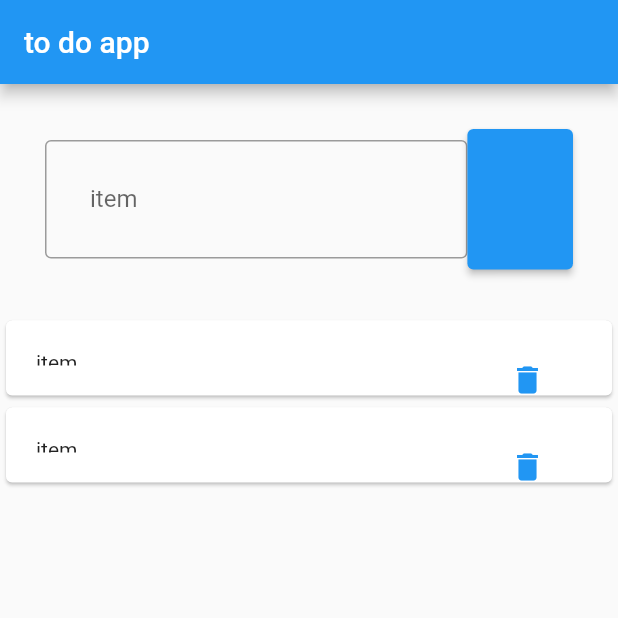
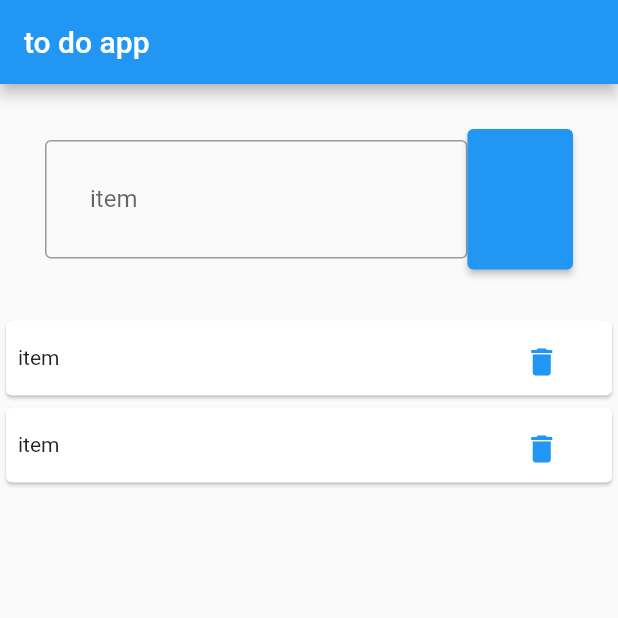
Before and after one commit to mridul0098/ToDoApp, a Flutter app: the screen it shows after launch, on a phone screen of 412 x 824 dp, the top half of it. Run offline on Flutter 3.47's test engine with Material 2 defaults, Android fonts, the light colour scheme and no system bars.

Commit message:
new update

```diff
--- a/lib/style.dart
+++ b/lib/style.dart
@@ -23,7 +23,7 @@ SizedBox sizebox(child){
     width: double.infinity,
     child: Container(
       alignment: Alignment.center,
-      padding: EdgeInsets.all(20),
+      padding: EdgeInsets.all(8),
       child: child,
 
     ),
```
